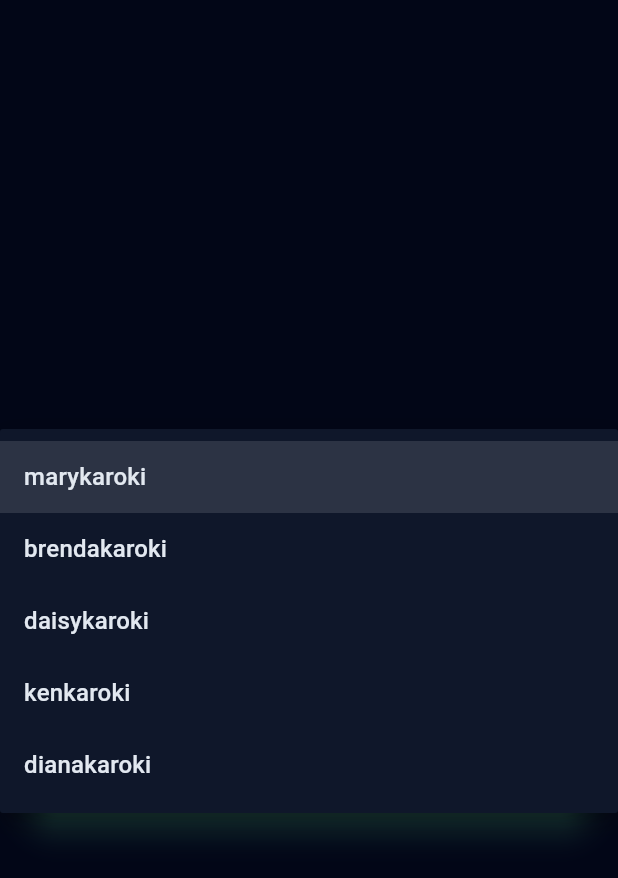
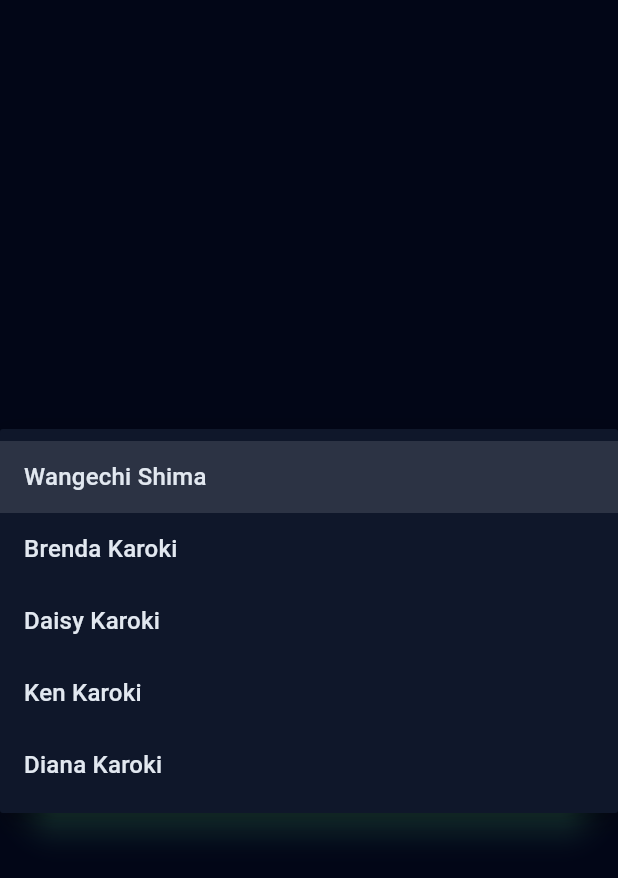
Before and after one commit to karokifam/karoki-gallery, a Flutter app: the screen it shows after launch, after a tap on "Select User", on a phone screen of 412 x 824 dp. Shown: the top 878 px of the screen. Run offline on Flutter 3.47's test engine with Material 3 defaults, Android fonts, the phone set to English and light mode, and no system bars; our stand-ins replace flutter_svg, image_picker, shared_preferences, video_player; network calls fail.

Commit message:
binder name fix space added

```diff
--- a/frontend/lib/screens/auth.dart
+++ b/frontend/lib/screens/auth.dart
@@ -1,5 +1,4 @@
 import 'package:flutter/material.dart';
-import 'package:flutter/foundation.dart';
 import 'package:frontend/apis/api_service.dart';
 import 'package:shared_preferences/shared_preferences.dart';
 import 'home.dart';
@@ -16,12 +15,13 @@ class _AuthState extends State<Auth> {
   final _passwordController = TextEditingController();
   bool obscureText = true;
 
-  final List<String> availableUsers = const [
-    'marykaroki',
-    'brendakaroki',
-    'daisykaroki',
-    'kenkaroki',
-    'dianakaroki',
+  // Fix 1 & 2: lowercase `dynamic` and closed generic brackets
+  final List<List<dynamic>> availableUsers = const [
+    ['Wangechi Shima', 'marykaroki'],
+    ['Brenda Karoki', 'brendakaroki'],
+    ['Daisy Karoki', 'daisykaroki'],
+    ['Ken Karoki', 'kenkaroki'],
+    ['Diana Karoki', 'dianakaroki'],
   ];
 
   Future<void> _login() async {
@@ -43,12 +43,10 @@ class _AuthState extends State<Auth> {
       if (loginStatus['success'] == true) {
         debugPrint('Selected User: $_selectedUser');
 
-        // Save login state
         final prefs = await SharedPreferences.getInstance();
         await prefs.setBool('isLoggedIn', true);
         await prefs.setString('username', _selectedUser!);
 
-        // Navigate to Home
         if (mounted) {
           Navigator.pushReplacement(
             context,
@@ -56,7 +54,6 @@ class _AuthState extends State<Auth> {
           );
         }
       } else {
-        // Show error message from API
         ScaffoldMessenger.of(context).showSnackBar(
           SnackBar(content: Text(loginStatus['message'] ?? "Login failed")),
         );
@@ -84,8 +81,12 @@ class _AuthState extends State<Auth> {
                 fillColor: Theme.of(context).inputDecorationTheme.fillColor,
                 filled: true,
               ),
-              items: availableUsers.map((String user) {
-                return DropdownMenuItem<String>(value: user, child: Text(user));
+              // Fix 3: use index 1 as value (username), index 0 as label (display name)
+              items: availableUsers.map((user) {
+                return DropdownMenuItem<String>(
+                  value: user[1] as String,
+                  child: Text(user[0] as String),
+                );
               }).toList(),
               onChanged: (String? newValue) {
                 setState(() {
@@ -102,7 +103,13 @@ class _AuthState extends State<Auth> {
                 border: const OutlineInputBorder(),
                 fillColor: Theme.of(context).inputDecorationTheme.fillColor,
                 filled: true,
-                suffix: IconButton(onPressed: ()=> obscureText=!obscureText, icon: obscureText?Icon(Icons.visibility): Icon(Icons.visibility_off))
+                // Fix 4: wrap toggle in setState
+                suffix: IconButton(
+                  onPressed: () => setState(() => obscureText = !obscureText),
+                  icon: Icon(
+                    obscureText ? Icons.visibility : Icons.visibility_off,
+                  ),
+                ),
               ),
             ),
             const SizedBox(height: 30),
```
Also changed, not shown: 1 other file.
